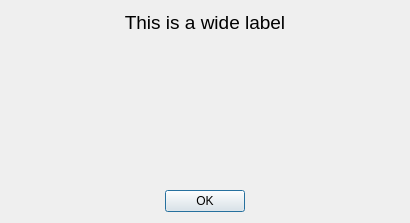
The window that view/displaystring.ui (jaydeelew/poker_game_gui) describes before a commit, drawn with Qt 5.
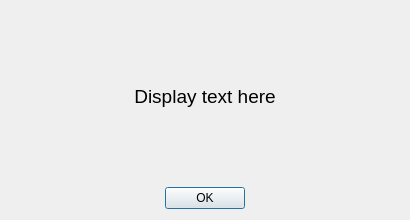
The same window after the commit.

The edit to the form file:
```diff
--- a/view/displaystring.ui
+++ b/view/displaystring.ui
@@ -7,7 +7,7 @@
     <x>0</x>
     <y>0</y>
     <width>410</width>
-    <height>223</height>
+    <height>220</height>
    </rect>
   </property>
   <layout class="QVBoxLayout" name="verticalLayout">
@@ -19,10 +19,10 @@
       </font>
      </property>
      <property name="text">
-      <string>This is a wide label</string>
+      <string>Display text here</string>
      </property>
      <property name="alignment">
-      <set>Qt::AlignmentFlag::AlignHCenter</set>
+      <set>Qt::AlignmentFlag::AlignCenter</set>
      </property>
     </widget>
    </item>
```
